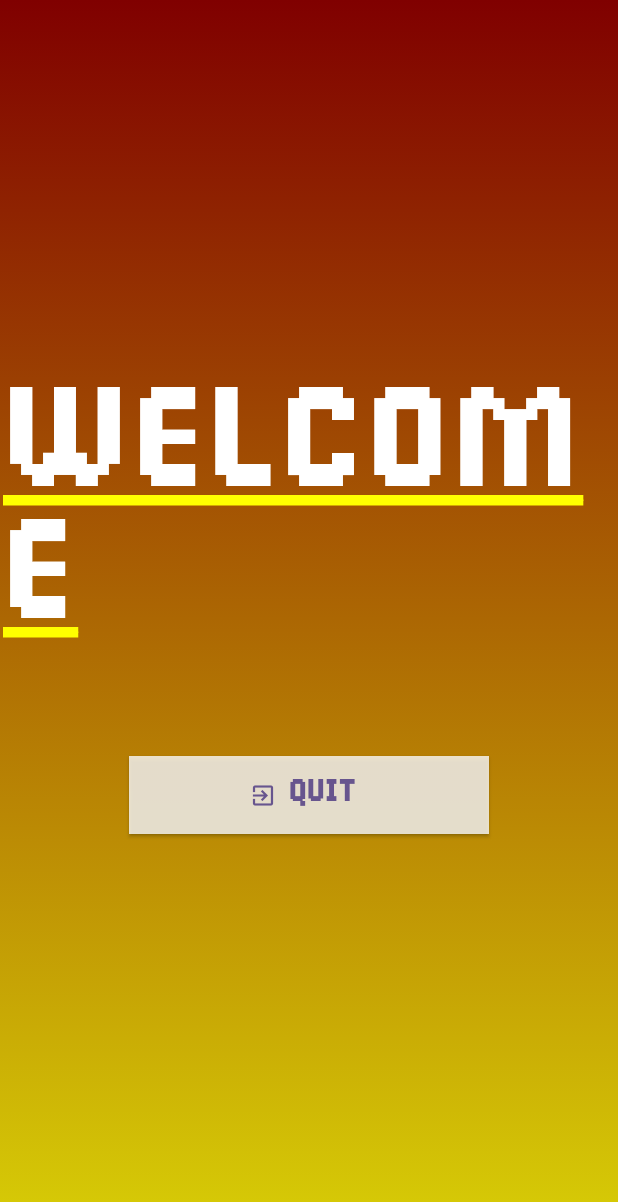
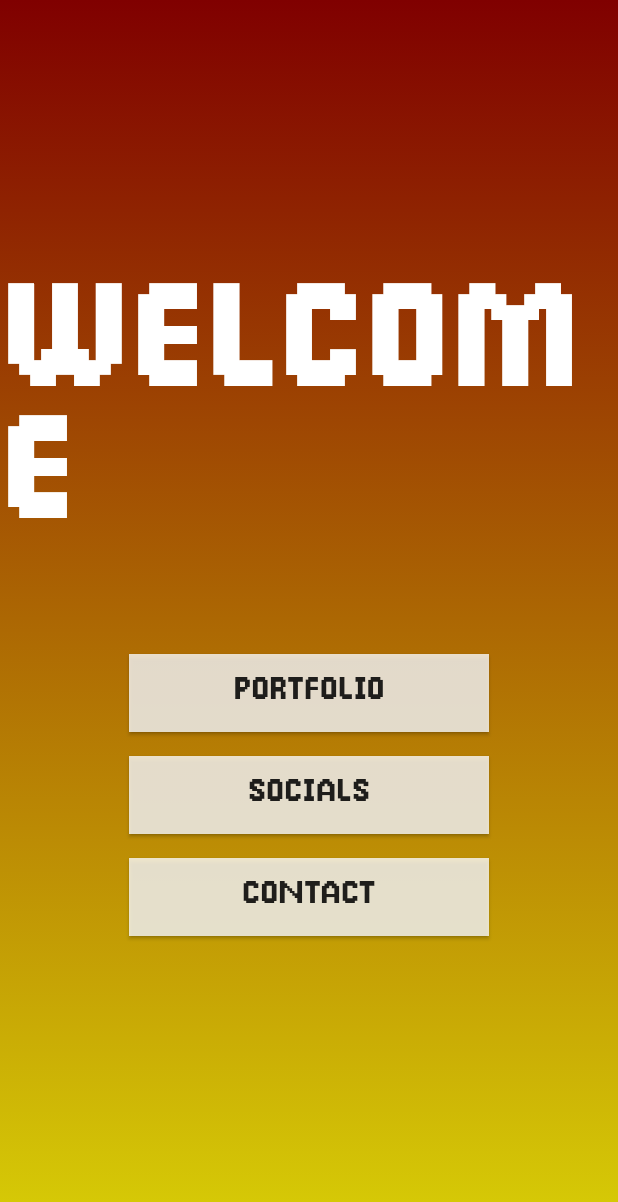
Before and after one commit to anyone2k/portfolio, a Flutter app: the screen it shows after launch, on a phone screen of 412 x 824 dp. Shown: the top 1202 px of the screen. Run offline on Flutter 3.47's test engine with Material 3 defaults, Android fonts, the phone set to English and light mode, and no system bars; our stand-ins replace material_ui.

Commit message:
Added some menu buttons and a transition animation

```diff
--- a/lib/main.dart
+++ b/lib/main.dart
@@ -16,9 +16,7 @@ class MyApp extends StatelessWidget {
       title: 'Portfolio',
       debugShowCheckedModeBanner: false,
       theme: ThemeData(
-        colorScheme: .fromSeed(
-          seedColor: const Color.fromARGB(255, 53, 19, 112),
-        ),
+        colorScheme: .fromSeed(seedColor: const Color.fromRGBO(0, 0, 0, 255)),
         fontFamily: 'BrokenConsole',
       ),
       home: const StartMenu(),
--- a/lib/screens/start_menu/start_menu.dart
+++ b/lib/screens/start_menu/start_menu.dart
@@ -2,8 +2,111 @@ import 'package:material_ui/material_ui.dart';
 import 'package:portfolio/widgets/menu_button/menu_button.dart';
 import 'package:flutter/services.dart';
 
-class StartMenu extends StatelessWidget {
+class StartMenu extends StatefulWidget {
   const StartMenu({super.key});
+  @override
+  State<StartMenu> createState() => _StartMenuState();
+}
+
+class _StartMenuState extends State<StartMenu> with TickerProviderStateMixin {
+  late final AnimationController _enter;
+  late final AnimationController _exit;
+  late final Animation<double> _titleFade;
+  late final List<Animation<double>> _buttonDrop;
+  bool _leaving = false;
+
+  @override
+  void initState() {
+    super.initState();
+    _enter = AnimationController(
+      vsync: this,
+      duration: const Duration(milliseconds: 1600),
+    )..forward();
+
+    _exit = AnimationController(
+      vsync: this,
+      duration: const Duration(milliseconds: 700),
+    );
+
+    // Title: fade out only.
+    _titleFade = Tween<double>(begin: 1, end: 0).animate(
+      CurvedAnimation(
+        parent: _exit,
+        curve: const Interval(0.0, 0.7, curve: Curves.easeIn),
+      ),
+    );
+
+    // Buttons: Contact leaves first, Portfolio last.
+    _buttonDrop = List.generate(3, (i) {
+      final delay = (2 - i) * 0.1;
+      return CurvedAnimation(
+        parent: _exit,
+        curve: Interval(delay, delay + 0.6, curve: Curves.easeInCubic),
+      );
+    });
+  }
+
+  @override
+  void dispose() {
+    _enter.dispose();
+    _exit.dispose();
+    super.dispose();
+  }
+
+  /// Plays the exit animation, runs [action], then restores the menu
+  /// (useful when [action] pushes a page that can be popped).
+  Future<void> _leaveThen(Future<void> Function() action) async {
+    if (_leaving) return;
+    _leaving = true;
+    await _exit.forward();
+    await action();
+    if (!mounted) return;
+    _exit.reset();
+    _enter.forward(from: 0);
+    _leaving = false;
+  }
+
+  Widget _enterStagger({required int index, required Widget child}) {
+    final start = index * 0.15;
+    final animation = CurvedAnimation(
+      parent: _enter,
+      curve: Interval(start, start + 0.3, curve: Curves.easeOutCubic),
+    );
+    return FadeTransition(
+      opacity: animation,
+      child: SlideTransition(
+        position: Tween<Offset>(
+          begin: const Offset(0, 0.3),
+          end: Offset.zero,
+        ).animate(animation),
+        child: child,
+      ),
+    );
+  }
+
+  /// Slides [child] down past the bottom edge of the screen.
+  Widget _dropOut({required int buttonIndex, required Widget child}) {
+    final height = MediaQuery.sizeOf(context).height;
+    final animation = _buttonDrop[buttonIndex];
+    return AnimatedBuilder(
+      animation: animation,
+      child: child,
+      builder: (context, child) => Transform.translate(
+        offset: Offset(0, animation.value * height),
+        child: child,
+      ),
+    );
+  }
+
+  Widget _button(int i, String label, Future<void> Function() action) {
+    return _enterStagger(
+      index: i + 1,
+      child: _dropOut(
+        buttonIndex: i,
+        child: MenuButton(label: label, onPressed: () => _leaveThen(action)),
+      ),
+    );
+  }
 
   @override
   Widget build(BuildContext context) {
@@ -14,8 +117,8 @@ class StartMenu extends StatelessWidget {
           begin: Alignment.topCenter,
           end: Alignment.bottomCenter,
           colors: [
-            Color.fromRGBO(128, 0, 0, 40),
-            Color.fromRGBO(216, 206, 6, 80),
+            Color.fromRGBO(128, 0, 0, 1),
+            Color.fromRGBO(216, 206, 6, 1),
           ],
         ),
       ),
@@ -23,41 +126,86 @@ class StartMenu extends StatelessWidget {
         child: Column(
           mainAxisAlignment: MainAxisAlignment.center,
           children: [
-            const Text(
+            _enterStagger(
+              index: 0,
+              child: FadeTransition(
+                opacity: _titleFade,
+                child: const Text(
                   'WELCOME',
                   style: TextStyle(
+                    decoration: TextDecoration.none,
                     fontFamily: 'BrokenConsole',
                     fontSize: 80,
-                fontWeight: FontWeight.bold,
                     color: Colors.white,
                     letterSpacing: 4,
                   ),
                 ),
+              ),
+            ),
             const SizedBox(height: 60),
-            // MenuButton(
-            //   label: 'Play',
-            //   icon: Icons.play_arrow,
-            //   onPressed: () => Navigator.push(
-            //     context,
-            //     MaterialPageRoute(builder: (_) => ),
-            //   ),
-            // ),
-            // MenuButton(
-            //   label: 'Settings',
-            //   icon: Icons.settings,
-            //   onPressed: () => Navigator.push(
-            //     context,
-            //     MaterialPageRoute(builder: (_) => const ),
-            //   ),
-            // ),
-            MenuButton(
-              label: 'Quit',
-              icon: Icons.exit_to_app,
-              onPressed: () => SystemNavigator.pop(),
-            ),
+            _button(0, 'Portfolio', () => SystemNavigator.pop()),
+            _button(1, 'Socials', () => SystemNavigator.pop()),
+            _button(2, 'Contact', () => SystemNavigator.pop()),
           ],
         ),
       ),
     );
   }
 }
+
+//   @override
+//   Widget build(BuildContext context) {
+//     return Container(
+//       width: double.infinity,
+//       decoration: const BoxDecoration(
+//         gradient: LinearGradient(
+//           begin: Alignment.topCenter,
+//           end: Alignment.bottomCenter,
+//           colors: [
+//             Color.fromRGBO(128, 0, 0, 40),
+//             Color.fromRGBO(216, 206, 6, 80),
+//           ],
+//         ),
+//       ),
+//       child: SafeArea(
+//         child: Column(
+//           mainAxisAlignment: MainAxisAlignment.center,
+//           children: [
+//             const Text(
+//               'WELCOME',
+//               style: TextStyle(
+//                 decoration: TextDecoration.none,
+//                 fontFamily: 'BrokenConsole',
+//                 fontSize: 80,
+//                 color: Colors.white,
+//                 letterSpacing: 4,
+//               ),
+//             ),
+//             const SizedBox(height: 60),
+//             MenuButton(
+//               label: 'Portfolio',
+//               onPressed: () => SystemNavigator.pop(),
+//               // Navigator.push(
+//               //   context,
+//               //   MaterialPageRoute(builder: (_) => ),
+//               // ),
+//             ),
+//             MenuButton(
+//               label: 'Socials',
+//               onPressed: () =>
+//                   () => SystemNavigator.pop(),
+//               // Navigator.push(
+//               //   context,
+//               //   MaterialPageRoute(builder: (_) => const ),
+//               // ),
+//             ),
+//             MenuButton(
+//               label: 'Contact',
+//               onPressed: () => SystemNavigator.pop(),
+//             ),
+//           ],
+//         ),
+//       ),
+//     );
+//   }
+// }
--- a/lib/widgets/menu_button/menu_button.dart
+++ b/lib/widgets/menu_button/menu_button.dart
@@ -2,15 +2,9 @@ import 'package:material_ui/material_ui.dart';
 
 class MenuButton extends StatelessWidget {
   final String label;
-  final IconData icon;
   final VoidCallback onPressed;
 
-  const MenuButton({
-    super.key,
-    required this.label,
-    required this.icon,
-    required this.onPressed,
-  });
+  const MenuButton({super.key, required this.label, required this.onPressed});
 
   @override
   Widget build(BuildContext context) {
@@ -21,10 +15,13 @@ class MenuButton extends StatelessWidget {
         height: 52,
         child: ElevatedButton.icon(
           onPressed: onPressed,
-          icon: Icon(icon),
           label: Text(
             label,
-            style: const TextStyle(fontSize: 18, fontWeight: FontWeight(5)),
+            style: const TextStyle(
+              fontSize: 18,
+              color: Colors.black87,
+              fontWeight: FontWeight(5),
+            ),
           ),
           style: ElevatedButton.styleFrom(
             shape: RoundedRectangleBorder(borderRadius: BorderRadius.zero),
```
Lines whose indentation alone changed are shown as unchanged.
